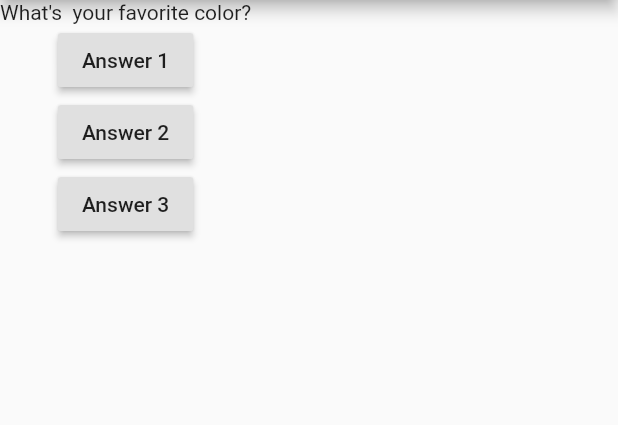
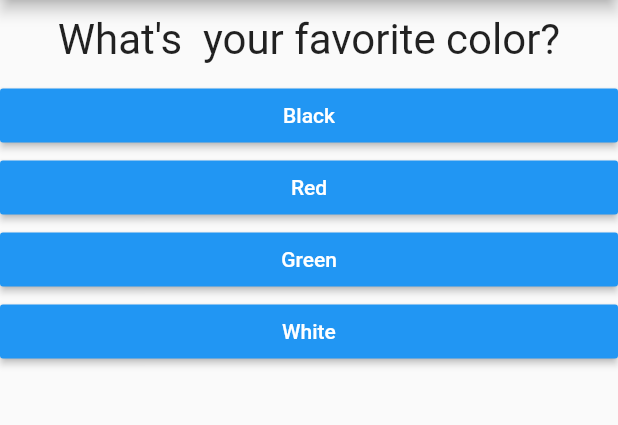
Before and after one commit to marcelocordeiro/my_first_flutter_app, a Flutter app: the screen it shows after launch, on a phone screen of 412 x 824 dp, the part 84-509 px from its top. Run offline on Flutter 3.47's test engine with Material 2 defaults, Android fonts, the phone set to English and light mode, and no system bars.

Commit message:
Created new widgets for questions and answers

```diff
--- /dev/null
+++ b/lib/answer.dart
@@ -0,0 +1,21 @@
+import 'package:flutter/material.dart';
+
+class Answer extends StatelessWidget {
+  final Function selectHandler;
+  final String answerText;
+
+  Answer(this.selectHandler, this.answerText);
+
+  @override
+  Widget build(BuildContext context) {
+    return Container(
+      width: double.infinity,
+      child: RaisedButton(
+        color: Colors.blue,
+        textColor: Colors.white,
+        child: Text(answerText),
+        onPressed: selectHandler,
+      ),
+    );
+  }
+}
--- a/lib/main.dart
+++ b/lib/main.dart
@@ -1,4 +1,7 @@
 import 'package:flutter/material.dart';
+
+import './question.dart';
+import './answer.dart';
 
 void main() => runApp(MyApp());
 
@@ -22,8 +25,18 @@ class _MyAppState extends State<MyApp> {
   @override
   Widget build(BuildContext context) {
     var questions = [
-      'What\'s  your favorite color?',
-      'What\'s  your favorite animal?',
+      {
+        'questionText': 'What\'s  your favorite color?',
+        'answers': ['Black', 'Red', 'Green', 'White']
+      },
+      {
+        'questionText': 'What\'s  your favorite animal?',
+        'answers': ['Rabbit', 'Snake', 'Elephant', 'Lion']
+      },
+      {
+        'questionText': 'What\'s  your favorite drink?',
+        'answers': ['Coke', 'Water', 'Juice', 'Guarana']
+      },
     ];
     return MaterialApp(
       home: Scaffold(
@@ -32,21 +45,12 @@ class _MyAppState extends State<MyApp> {
         ),
         body: Column(
           children: [
-            Text(questions[_questionIndex]),
-            RaisedButton(
-              child: Text('Answer 1'),
-              onPressed: _answerQuestion,
+            Question(
+              questions[_questionIndex]['questionText'],
             ),
-            RaisedButton(
-              child: Text('Answer 2'),
-              onPressed: () => print('Answer 2 chosen!'),
-            ),
-            RaisedButton(
-              child: Text('Answer 3'),
-              onPressed: () {
-                print('Answer 3 chosen!');
-              },
-            ),
+            ...(questions[_questionIndex]['answers'] as List<String>)
+                .map((answer) => Answer(_answerQuestion, answer))
+                .toList(),
           ],
         ),
       ),
--- /dev/null
+++ b/lib/question.dart
@@ -0,0 +1,20 @@
+import 'package:flutter/material.dart';
+
+class Question extends StatelessWidget {
+  final String questionText;
+
+  Question(this.questionText);
+
+  @override
+  Widget build(BuildContext context) {
+    return Container(
+      width: double.infinity,
+      margin: EdgeInsets.all(10),
+      child: Text(
+        questionText,
+        style: TextStyle(fontSize: 28),
+        textAlign: TextAlign.center,
+      ),
+    );
+  }
+}
```
